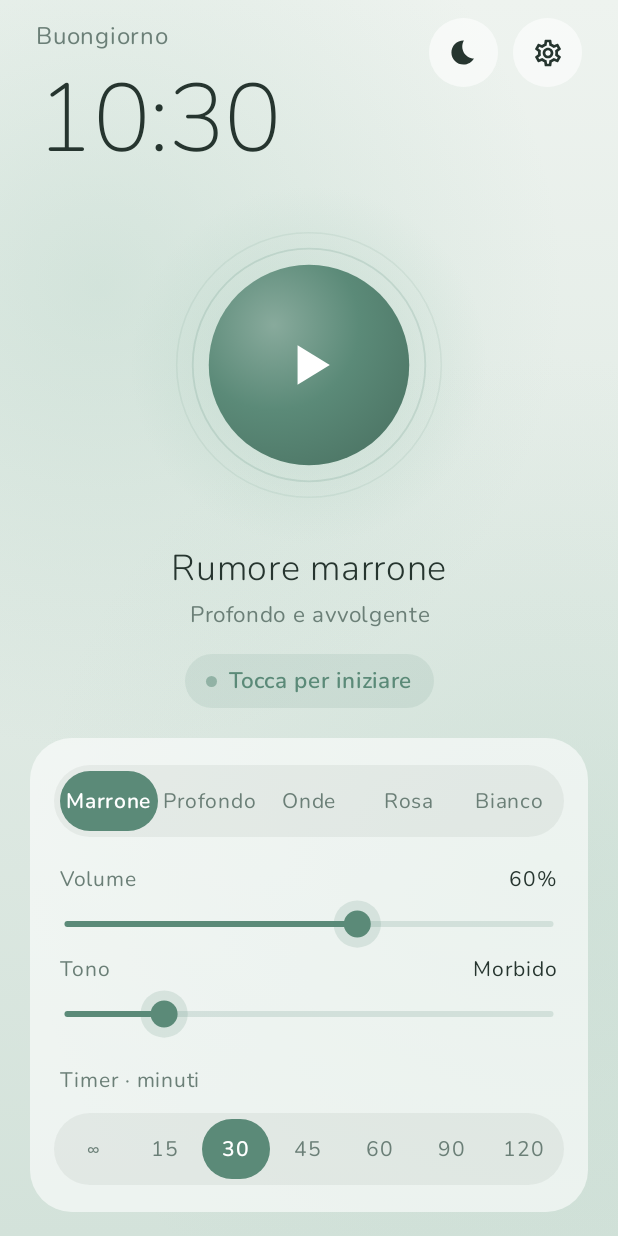
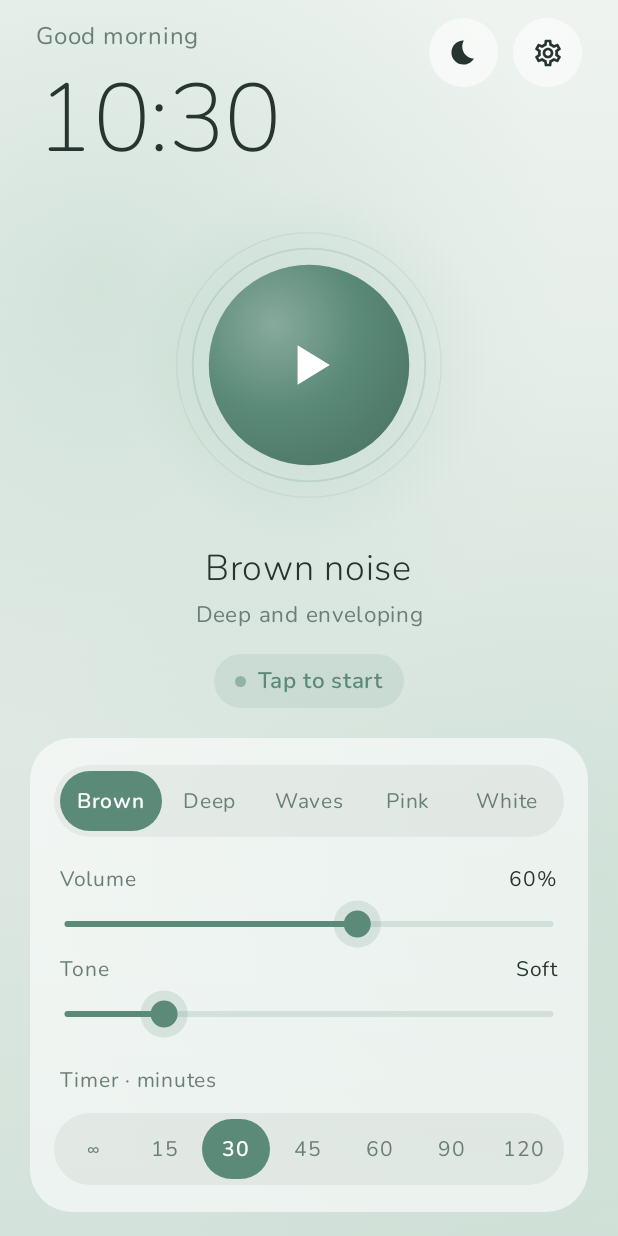
Before and after one commit to Giosu39/Quiete, an Android app built with Jetpack Compose: the screen it shows after launch (MainActivity), on a phone screen of 412 x 824 dp. Run offline under Robolectric (Android 15) with nearby library versions, the phone set to English and light mode, and no system bars.

Commit message:
feat: add English translation and refine UI
- Add English (default) and Italian string resources
- Follow the system 12/24h format in the notification
- Give noise labels proportional width to prevent clipping
- Make night stars smaller and dimmer
- Soften the orb highlight in the night theme
- Mention all noise types in README and banner

```diff
--- a/app/src/main/java/com/quiete/app/NoiseEngine.kt
+++ b/app/src/main/java/com/quiete/app/NoiseEngine.kt
@@ -4,6 +4,7 @@ import android.media.AudioAttributes
 import android.media.AudioFormat
 import android.media.AudioTrack
 import android.os.Process
+import androidx.annotation.StringRes
 import kotlin.math.PI
 import kotlin.math.abs
 import kotlin.math.exp
@@ -13,12 +14,12 @@ import kotlin.math.min
 import kotlin.math.sin
 import kotlin.math.tanh
 
-enum class NoiseType(val label: String, val short: String, val description: String) {
-    BROWN("Marrone", "Marrone", "Profondo e avvolgente"),
-    DEEP_BROWN("Marrone profondo", "Profondo", "Ancora più cupo, come un rombo lontano"),
-    WAVES("Onde", "Onde", "Rumore marrone che respira come il mare"),
-    PINK("Rosa", "Rosa", "Bilanciato, ricorda una pioggia fitta"),
-    WHITE("Bianco", "Bianco", "Brillante, copre quasi ogni rumore"),
+enum class NoiseType(@StringRes val title: Int, @StringRes val short: Int, @StringRes val description: Int) {
+    BROWN(R.string.noise_brown_title, R.string.noise_brown_short, R.string.noise_brown_desc),
+    DEEP_BROWN(R.string.noise_deep_title, R.string.noise_deep_short, R.string.noise_deep_desc),
+    WAVES(R.string.noise_waves_title, R.string.noise_waves_short, R.string.noise_waves_desc),
+    PINK(R.string.noise_pink_title, R.string.noise_pink_short, R.string.noise_pink_desc),
+    WHITE(R.string.noise_white_title, R.string.noise_white_short, R.string.noise_white_desc),
 }
 
 /**
--- a/app/src/main/java/com/quiete/app/Prefs.kt
+++ b/app/src/main/java/com/quiete/app/Prefs.kt
@@ -1,8 +1,11 @@
 package com.quiete.app
 
 import android.content.Context
+import androidx.annotation.StringRes
 
-enum class ThemeMode(val label: String) { AUTO("Automatico"), DAY("Giorno"), NIGHT("Notte") }
+enum class ThemeMode(@StringRes val label: Int) {
+    AUTO(R.string.theme_auto), DAY(R.string.theme_day), NIGHT(R.string.theme_night)
+}
 
 data class Settings(
     val noise: NoiseType = NoiseType.BROWN,
--- a/app/src/main/java/com/quiete/app/ui/QuieteApp.kt
+++ b/app/src/main/java/com/quiete/app/ui/QuieteApp.kt
@@ -78,6 +78,7 @@ import androidx.compose.ui.input.pointer.PointerEventPass
 import androidx.compose.ui.input.pointer.pointerInput
 import androidx.compose.ui.platform.LocalContext
 import androidx.compose.ui.res.painterResource
+import androidx.compose.ui.res.stringResource
 import androidx.compose.ui.semantics.ProgressBarRangeInfo
 import androidx.compose.ui.semantics.contentDescription
 import androidx.compose.ui.semantics.progressBarRangeInfo
@@ -161,11 +162,12 @@ fun QuieteApp(
     }
 
     val statusText = when {
-        !player.playing -> "Tocca per iniziare"
-        player.fadingOut -> "Buon riposo…"
-        player.timerEndAt != null ->
-            "Si ferma tra " + formatDuration((player.timerEndAt!! - nowMs).coerceAtLeast(0))
-        else -> "Senza timer"
+        !player.playing -> stringResource(R.string.status_tap)
+        player.fadingOut -> stringResource(R.string.status_fading)
+        player.timerEndAt != null -> stringResource(
+            R.string.status_stops_in, formatDuration((player.timerEndAt!! - nowMs).coerceAtLeast(0))
+        )
+        else -> stringResource(R.string.no_timer)
     }
 
     val scheme = if (palette.isLight)
@@ -211,11 +213,11 @@ fun QuieteApp(
                             )
                         }
                         RoundButton(palette, onClick = { blackout = true }) {
-                            Icon(painterResource(R.drawable.ic_moon), "Oscura schermo", tint = palette.text, modifier = Modifier.size(19.dp))
+                            Icon(painterResource(R.drawable.ic_moon), stringResource(R.string.cd_blackout), tint = palette.text, modifier = Modifier.size(19.dp))
                         }
                         Spacer(Modifier.width(10.dp))
                         RoundButton(palette, onClick = { showSettings = true }) {
-                            Icon(Icons.Outlined.Settings, "Impostazioni", tint = palette.text, modifier = Modifier.size(21.dp))
+                            Icon(Icons.Outlined.Settings, stringResource(R.string.cd_settings), tint = palette.text, modifier = Modifier.size(21.dp))
                         }
                     }
 
@@ -234,12 +236,12 @@ fun QuieteApp(
                     }
 
                     Text(
-                        "Rumore " + player.noise.label.lowercase(), color = palette.text,
+                        stringResource(player.noise.title), color = palette.text,
                         fontSize = 24.sp, fontWeight = FontWeight.Light,
                     )
                     Spacer(Modifier.height(2.dp))
                     Text(
-                        player.noise.description, color = palette.muted,
+                        stringResource(player.noise.description), color = palette.muted,
                         fontSize = 15.sp, textAlign = TextAlign.Center,
                     )
                     Spacer(Modifier.height(14.dp))
@@ -257,19 +259,21 @@ fun QuieteApp(
                         Segmented(
                             options = NoiseType.entries,
                             selected = player.noise,
-                            label = { it.short },
+                            label = { context.getString(it.short) },
                             palette = palette,
+                            // Spazio proporzionale alla lunghezza del nome, così nessuno viene tagliato.
+                            weightOf = { context.getString(it.short).length + 3f },
                         ) { type ->
                             SleepPlayer.setNoise(type)
                             update { it.copy(noise = type) }
                         }
 
                         Spacer(Modifier.height(16.dp))
-                        SliderRow("Volume", "${(player.volume * 100).toInt()}%", player.volume, palette,
+                        SliderRow(stringResource(R.string.volume), "${(player.volume * 100).toInt()}%", player.volume, palette,
                             onChange = { SleepPlayer.setVolume(it) },
                             onDone = { update { it.copy(volume = SleepPlayer.state.value.volume) } },
                         )
-                        SliderRow("Tono", warmthLabel(player.warmth), player.warmth, palette,
+                        SliderRow(stringResource(R.string.tone), warmthLabel(player.warmth), player.warmth, palette,
                             onChange = { SleepPlayer.setWarmth(it) },
                             onDone = { update { it.copy(warmth = SleepPlayer.state.value.warmth) } },
                         )
@@ -279,10 +283,10 @@ fun QuieteApp(
                             Modifier.fillMaxWidth().height(28.dp).padding(horizontal = 4.dp),
                             verticalAlignment = Alignment.CenterVertically,
                         ) {
-                            Text("Timer · minuti", color = palette.muted, fontSize = 14.sp, modifier = Modifier.weight(1f))
+                            Text(stringResource(R.string.timer_minutes), color = palette.muted, fontSize = 14.sp, modifier = Modifier.weight(1f))
                             if (player.playing && player.timerEndAt != null) {
                                 Text(
-                                    "+15 min", color = palette.primary, fontSize = 14.sp, fontWeight = FontWeight.SemiBold,
+                                    stringResource(R.string.action_add15), color = palette.primary, fontSize = 14.sp, fontWeight = FontWeight.SemiBold,
                                     modifier = Modifier
                                         .clip(RoundedCornerShape(50))
                                         .background(palette.primary.copy(alpha = 0.12f))
@@ -347,7 +351,7 @@ private fun AmbientLayer(phase: Phase, palette: Palette) {
     )
     val stars = remember {
         val rnd = Random(7)
-        List(42) { Star(rnd.nextFloat(), rnd.nextFloat() * 0.55f, 0.5f + rnd.nextFloat() * 1.1f, rnd.nextFloat()) }
+        List(32) { Star(rnd.nextFloat(), rnd.nextFloat() * 0.55f, 0.35f + rnd.nextFloat() * 0.6f, rnd.nextFloat()) }
     }
 
     Canvas(Modifier.fillMaxSize()) {
@@ -367,7 +371,7 @@ private fun AmbientLayer(phase: Phase, palette: Palette) {
             stars.forEach { s ->
                 val tw = 0.5f + 0.5f * sin(2 * PI * (twinkle + s.phase)).toFloat()
                 drawCircle(
-                    palette.text.copy(alpha = (0.15f + 0.45f * tw) * starsAlpha),
+                    palette.text.copy(alpha = (0.06f + 0.24f * tw) * starsAlpha),
                     radius = s.radius.dp.toPx(),
                     center = Offset(s.x * w, s.y * h),
                 )
@@ -390,6 +394,7 @@ private fun BreathingOrb(playing: Boolean, palette: Palette, modifier: Modifier,
     )
     val amount by animateFloatAsState(if (playing) 1f else 0f, tween(1500), label = "amount")
 
+    val description = stringResource(if (playing) R.string.cd_stop else R.string.cd_play)
     Box(modifier, contentAlignment = Alignment.Center) {
         Canvas(Modifier.fillMaxSize()) {
             val b = breath * amount
@@ -417,8 +422,8 @@ private fun BreathingOrb(playing: Boolean, palette: Palette, modifier: Modifier,
                 style = Stroke(width = 1.2.dp.toPx()),
             )
             // Sfera: luce morbida in alto a sinistra
-            val light = lerp(palette.primary, Color.White, 0.28f)
-            val shade = lerp(palette.primary, Color.Black, 0.12f)
+            val light = lerp(palette.primary, Color.White, if (palette.isLight) 0.28f else 0.12f)
+            val shade = lerp(palette.primary, Color.Black, if (palette.isLight) 0.12f else 0.3f)
             drawCircle(
                 Brush.radialGradient(
                     listOf(light, palette.primary, shade),
@@ -437,7 +442,7 @@ private fun BreathingOrb(playing: Boolean, palette: Palette, modifier: Modifier,
                     indication = null,
                     onClick = onClick,
                 )
-                .semantics { contentDescription = if (playing) "Ferma" else "Avvia" },
+                .semantics { contentDescription = description },
             contentAlignment = Alignment.Center,
         ) {
             Canvas(Modifier.fillMaxSize(0.26f)) {
@@ -490,6 +495,7 @@ private fun <T> Segmented(
     selected: T?,
     label: (T) -> String,
     palette: Palette,
+    weightOf: (T) -> Float = { 1f },
     onSelect: (T) -> Unit,
 ) {
     Row(
@@ -506,7 +512,7 @@ private fun <T> Segmented(
             val fg by animateColorAsState(if (isSelected) palette.onPrimary else palette.muted, tween(350), label = "segFg")
             Box(
                 Modifier
-                    .weight(1f)
+                    .weight(weightOf(option))
                     .height(40.dp)
                     .clip(RoundedCornerShape(50))
                     .background(bg)
@@ -610,13 +616,14 @@ private fun Blackout(now: LocalTime, status: String, onExit: () -> Unit) {
             Text(now.format(TimeFmt), color = Color(0xFF3A2E24), fontSize = 56.sp, fontWeight = FontWeight.ExtraLight)
             Text(status, color = Color(0xFF2E251D), fontSize = 14.sp)
             Spacer(Modifier.height(28.dp))
-            Text("Tocca per tornare", color = Color(0xFF211A15), fontSize = 12.sp)
+            Text(stringResource(R.string.blackout_exit), color = Color(0xFF211A15), fontSize = 12.sp)
         }
     }
 }
 
 @Composable
 private fun SettingsContent(settings: Settings, palette: Palette, update: ((Settings) -> Settings) -> Unit) {
+    val context = LocalContext.current
     Column(
         Modifier
             .fillMaxWidth()
@@ -624,46 +631,48 @@ private fun SettingsContent(settings: Settings, palette: Palette, update: ((Sett
             .padding(horizontal = 24.dp)
             .padding(bottom = 32.dp)
     ) {
-        Text("Impostazioni", fontSize = 24.sp, fontWeight = FontWeight.Light, color = palette.text)
+        Text(stringResource(R.string.settings_title), fontSize = 24.sp, fontWeight = FontWeight.Light, color = palette.text)
 
-        SectionTitle("Tema", palette)
-        Segmented(ThemeMode.entries, settings.themeMode, { it.label }, palette) { mode ->
+        SectionTitle(stringResource(R.string.section_theme), palette)
+        Segmented(ThemeMode.entries, settings.themeMode, { context.getString(it.label) }, palette) { mode ->
             update { it.copy(themeMode = mode) }
         }
         Spacer(Modifier.height(8.dp))
         Text(
-            "In automatico: giorno chiaro, sera indaco dalle %02d:00, notte scura e calda dalle %02d:00 alle %02d:00."
-                .format((settings.nightStartHour + 21) % 24, settings.nightStartHour, settings.nightEndHour),
+            stringResource(
+                R.string.theme_hint,
+                (settings.nightStartHour + 21) % 24, settings.nightStartHour, settings.nightEndHour,
+            ),
             color = palette.muted, fontSize = 14.sp,
         )
 
-        SectionTitle("Orario della notte", palette)
-        HourStepper("Inizia alle", settings.nightStartHour, palette) { h -> update { it.copy(nightStartHour = h) } }
-        HourStepper("Finisce alle", settings.nightEndHour, palette) { h -> update { it.copy(nightEndHour = h) } }
+        SectionTitle(stringResource(R.string.section_night_hours), palette)
+        HourStepper(stringResource(R.string.night_starts), settings.nightStartHour, palette) { h -> update { it.copy(nightStartHour = h) } }
+        HourStepper(stringResource(R.string.night_ends), settings.nightEndHour, palette) { h -> update { it.copy(nightEndHour = h) } }
         Text(
-            "Di notte e di giorno l'app ricorda due timer diversi.",
+            stringResource(R.string.two_timers_hint),
             color = palette.muted, fontSize = 14.sp,
         )
 
-        SectionTitle("Dissolvenza finale del timer", palette)
+        SectionTitle(stringResource(R.string.section_fade), palette)
         val fades = listOf(10, 30, 60, 180, 300)
         Segmented(fades, settings.fadeOutSeconds, { if (it < 60) "${it}s" else "${it / 60}m" }, palette) { sec ->
             update { it.copy(fadeOutSeconds = sec) }
         }
 
-        SectionTitle("Comportamento", palette)
-        ToggleRow("Ferma se scolleghi le cuffie", null, settings.stopOnUnplug, palette) { v ->
+        SectionTitle(stringResource(R.string.section_behavior), palette)
+        ToggleRow(stringResource(R.string.opt_unplug), null, settings.stopOnUnplug, palette) { v ->
             update { it.copy(stopOnUnplug = v) }
         }
-        ToggleRow("Suona insieme ad altre app", "Per ascoltare podcast o audiolibri sopra il rumore", settings.mixWithOthers, palette) { v ->
+        ToggleRow(stringResource(R.string.opt_mix), stringResource(R.string.opt_mix_sub), settings.mixWithOthers, palette) { v ->
             update { it.copy(mixWithOthers = v) }
         }
-        ToggleRow("Oscura lo schermo di notte", "Dopo 20 secondi senza tocchi, mentre suona", settings.autoDimAtNight, palette) { v ->
+        ToggleRow(stringResource(R.string.opt_dim), stringResource(R.string.opt_dim_sub), settings.autoDimAtNight, palette) { v ->
             update { it.copy(autoDimAtNight = v) }
         }
         Spacer(Modifier.height(8.dp))
         Text(
-            "Le opzioni su cuffie e altre app valgono dalla prossima riproduzione.",
+            stringResource(R.string.behavior_note),
             color = palette.muted, fontSize = 13.sp,
         )
     }
@@ -736,20 +745,26 @@ private fun RoundButton(
     ) { content() }
 }
 
-private fun greeting(phase: Phase, now: LocalTime): String = when {
-    phase == Phase.NIGHT -> "Buonanotte"
-    now.hour in 5..11 -> "Buongiorno"
-    now.hour in 12..17 -> "Buon pomeriggio"
-    now.hour in 18..21 -> "Buonasera"
-    else -> "Buonanotte"
-}
+@Composable
+private fun greeting(phase: Phase, now: LocalTime): String = stringResource(
+    when {
+        phase == Phase.NIGHT -> R.string.greet_night
+        now.hour in 5..11 -> R.string.greet_morning
+        now.hour in 12..17 -> R.string.greet_afternoon
+        now.hour in 18..21 -> R.string.greet_evening
+        else -> R.string.greet_night
+    }
+)
 
-private fun warmthLabel(w: Float): String = when {
-    w < 0.15f -> "Naturale"
-    w < 0.45f -> "Morbido"
-    w < 0.75f -> "Caldo"
-    else -> "Ovattato"
-}
+@Composable
+private fun warmthLabel(w: Float): String = stringResource(
+    when {
+        w < 0.15f -> R.string.warmth_natural
+        w < 0.45f -> R.string.warmth_soft
+        w < 0.75f -> R.string.warmth_warm
+        else -> R.string.warmth_muffled
+    }
+)
 
 private fun formatDuration(ms: Long): String {
     val total = (ms + 999) / 1000
--- a/app/src/main/res/values/strings.xml
+++ b/app/src/main/res/values/strings.xml
@@ -1,4 +1,63 @@
 <?xml version="1.0" encoding="utf-8"?>
 <resources>
-    <string name="app_name">Quiete</string>
+    <string name="app_name" translatable="false">Quiete</string>
+    <string name="noise_brown_title">Brown noise</string>
+    <string name="noise_brown_short">Brown</string>
+    <string name="noise_brown_desc">Deep and enveloping</string>
+    <string name="noise_deep_title">Deep brown noise</string>
+    <string name="noise_deep_short">Deep</string>
+    <string name="noise_deep_desc">Even darker, like distant thunder</string>
+    <string name="noise_waves_title">Waves</string>
+    <string name="noise_waves_short">Waves</string>
+    <string name="noise_waves_desc">Brown noise that breathes like the sea</string>
+    <string name="noise_pink_title">Pink noise</string>
+    <string name="noise_pink_short">Pink</string>
+    <string name="noise_pink_desc">Balanced, like steady rain</string>
+    <string name="noise_white_title">White noise</string>
+    <string name="noise_white_short">White</string>
+    <string name="noise_white_desc">Bright, masks almost any sound</string>
+    <string name="theme_auto">Automatic</string>
+    <string name="theme_day">Day</string>
+    <string name="theme_night">Night</string>
+    <string name="channel_name">Playback</string>
+    <string name="channel_desc">Shows the playing noise and the timer</string>
+    <string name="action_stop">Stop</string>
+    <string name="action_add15">+15 min</string>
+    <string name="notif_fading">Fading out…</string>
+    <string name="notif_stops_at">Stops at %1$s</string>
+    <string name="no_timer">No timer</string>
+    <string name="status_tap">Tap to start</string>
+    <string name="status_fading">Sleep well…</string>
+    <string name="status_stops_in">Stops in %1$s</string>
+    <string name="cd_blackout">Dim screen</string>
+    <string name="cd_settings">Settings</string>
+    <string name="cd_play">Play</string>
+    <string name="cd_stop">Stop</string>
+    <string name="volume">Volume</string>
+    <string name="tone">Tone</string>
+    <string name="timer_minutes">Timer · minutes</string>
+    <string name="blackout_exit">Tap to return</string>
+    <string name="settings_title">Settings</string>
+    <string name="section_theme">Theme</string>
+    <string name="theme_hint">Automatic: light by day, indigo in the evening from %1$02d:00, warm and dark at night from %2$02d:00 to %3$02d:00.</string>
+    <string name="section_night_hours">Night hours</string>
+    <string name="night_starts">Starts at</string>
+    <string name="night_ends">Ends at</string>
+    <string name="two_timers_hint">The app remembers a separate timer for day and night.</string>
+    <string name="section_fade">Timer fade-out</string>
+    <string name="section_behavior">Behavior</string>
+    <string name="opt_unplug">Stop when headphones are unplugged</string>
+    <string name="opt_mix">Play alongside other apps</string>
+    <string name="opt_mix_sub">Listen to podcasts or audiobooks over the noise</string>
+    <string name="opt_dim">Dim the screen at night</string>
+    <string name="opt_dim_sub">After 20 seconds without touches, while playing</string>
+    <string name="behavior_note">Headphone and other-app options apply from the next playback.</string>
+    <string name="greet_morning">Good morning</string>
+    <string name="greet_afternoon">Good afternoon</string>
+    <string name="greet_evening">Good evening</string>
+    <string name="greet_night">Good night</string>
+    <string name="warmth_natural">Natural</string>
+    <string name="warmth_soft">Soft</string>
+    <string name="warmth_warm">Warm</string>
+    <string name="warmth_muffled">Muffled</string>
 </resources>
```
Also changed, not shown: app/src/main/java/com/quiete/app/NoiseService.kt (+11 -10 lines), 4 other files.
